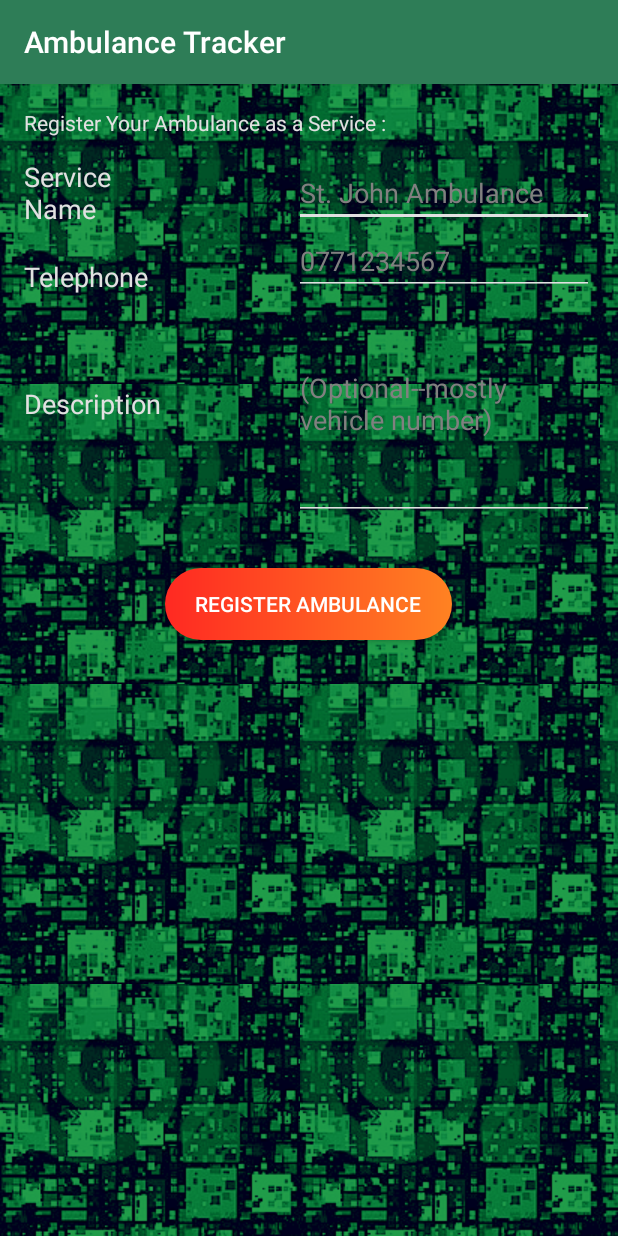
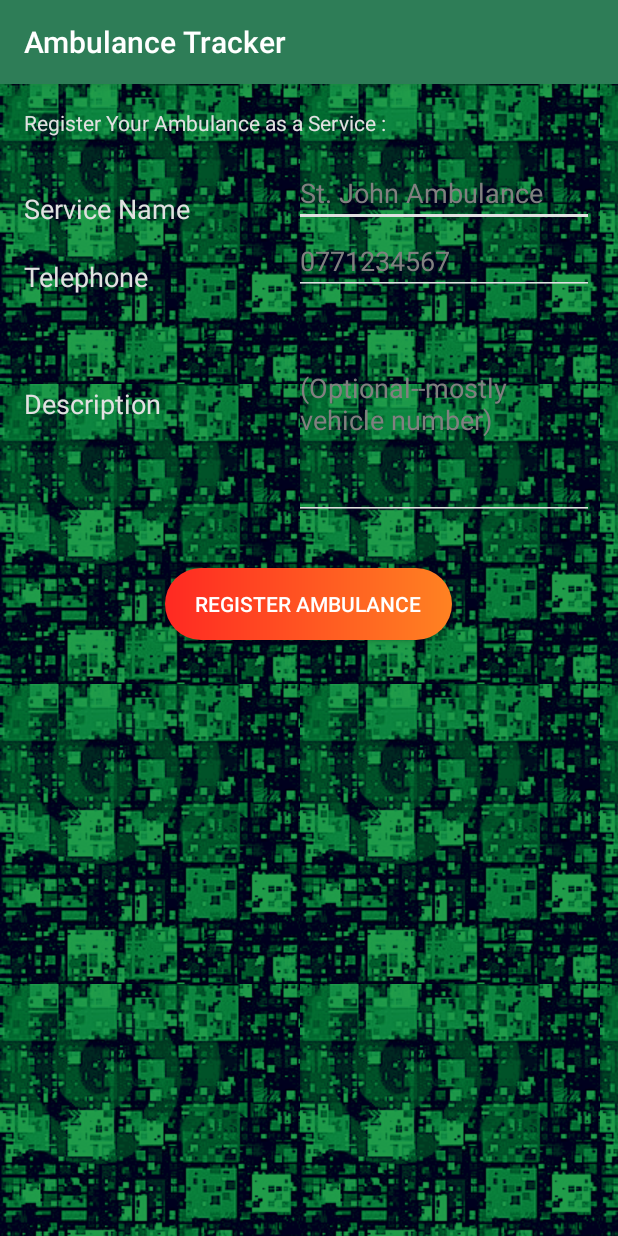
Before and after one commit to IsuriPerera/AmbulanceTracker, an Android app: the RegisterActivity screen opened directly, with no data from a screen before it, on a phone screen of 412 x 824 dp. Run offline under Robolectric (Android 15) with nearby library versions, the phone set to English and light mode, and no system bars; our stand-ins replace Volley.

Commit message:
minor bug fixed

```diff
--- a/app/src/main/res/layout/activity_register.xml
+++ b/app/src/main/res/layout/activity_register.xml
@@ -17,8 +17,6 @@
         android:text="@string/ambulanceservicenametextview"
         android:id="@+id/textView5"
         android:layout_above="@+id/busroutetxt"
-        android:layout_toLeftOf="@+id/regbusbtn"
-        android:layout_toStartOf="@+id/regbusbtn"
         android:textColor="#e1e1e1" />
 
     <TextView
```
Also changed, not shown: 13 other files.
